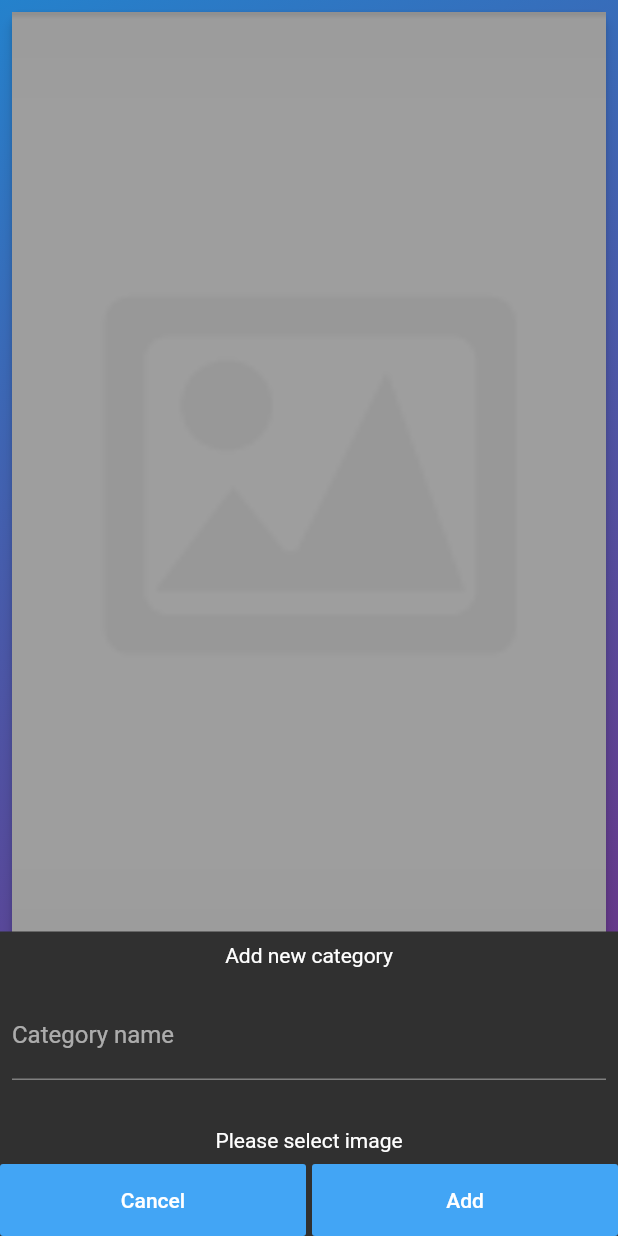
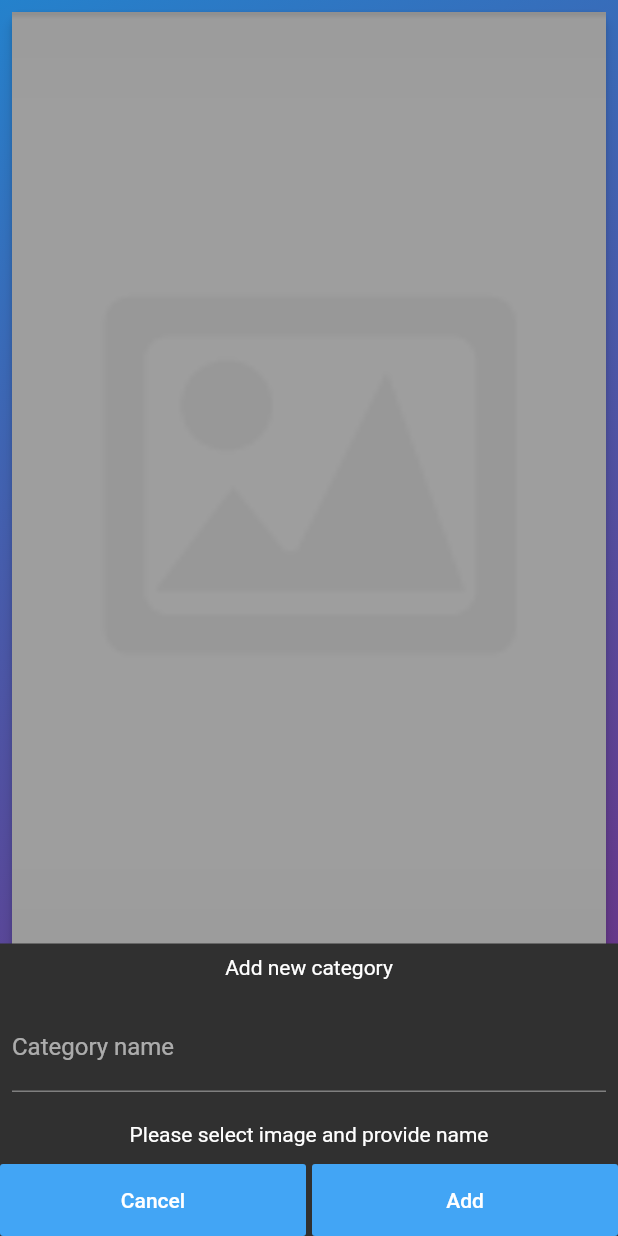
Before and after one commit to hoc081098/wallpaper-flutter, a Flutter app: the UploadPage screen opened directly, after a tap on the "add" icon, after a tap on "Add", on a phone screen of 412 x 824 dp. Run offline on Flutter 3.47's test engine with Material 2 defaults, Android fonts, the phone set to English and light mode, and no system bars; our stand-ins replace cloud_firestore, firebase_storage, image_picker, sqflite; missing offline and left inert: simple_permissions, zoomable_image; accounts and stored records are empty.

Commit message:
Split to many files

```diff
--- a/lib/database.dart
+++ b/lib/data/database.dart
@@ -3,7 +3,7 @@ import 'dart:async';
 import 'package:path/path.dart';
 import 'package:path_provider/path_provider.dart';
 import 'package:sqflite/sqflite.dart';
-import 'package:wallpaper/models.dart';
+import 'package:wallpaper/data/models/image_model.dart';
 
 class ImageDb {
   static const dbName = "images.db";
--- /dev/null
+++ b/lib/data/models/image_category_model.dart
@@ -0,0 +1,22 @@
+import 'package:meta/meta.dart';
+
+class ImageCategory {
+  final String id;
+  final String name;
+  final String imageUrl;
+
+  ImageCategory({this.id, this.name, this.imageUrl});
+
+  factory ImageCategory.fromJson(
+      {@required String id, @required Map<String, dynamic> json}) {
+    return ImageCategory(
+      id: id,
+      name: json['name'],
+      imageUrl: json['imageUrl'],
+    );
+  }
+
+  @override
+  String toString() =>
+      'ImageCategory{id: $id, name: $name, imageUrl: $imageUrl}';
+}
--- a/lib/models.dart
+++ b/lib/data/models/image_model.dart
@@ -45,24 +45,3 @@ class ImageModel {
   String toString() => 'ImageModel{id: $id, name: $name, imageUrl: $imageUrl,'
       ' thumbnailUrl: $thumbnailUrl, categoryId: $categoryId, uploadedTime: $uploadedTime}';
 }
-
-class ImageCategory {
-  final String id;
-  final String name;
-  final String imageUrl;
-
-  ImageCategory({this.id, this.name, this.imageUrl});
-
-  factory ImageCategory.fromJson(
-      {@required String id, @required Map<String, dynamic> json}) {
-    return ImageCategory(
-      id: id,
-      name: json['name'],
-      imageUrl: json['imageUrl'],
-    );
-  }
-
-  @override
-  String toString() =>
-      'ImageCategory{id: $id, name: $name, imageUrl: $imageUrl}';
-}
--- a/lib/image_list.dart
+++ b/lib/image_list.dart
@@ -2,8 +2,8 @@ import 'dart:async';
 
 import 'package:flutter/material.dart';
 import 'package:flutter_staggered_grid_view/flutter_staggered_grid_view.dart';
-import 'package:wallpaper/image_detail.dart';
-import 'package:wallpaper/models.dart';
+import 'package:wallpaper/data/models/image_model.dart';
+import 'package:wallpaper/screens/image_detail.dart';
 
 class ImageList extends StatelessWidget {
   final Stream<List<ImageModel>> stream;
--- a/lib/upload_page.dart
+++ b/lib/screens/upload_page.dart
@@ -10,8 +10,8 @@ import 'package:flutter/services.dart';
 import 'package:image_picker/image_picker.dart';
 import 'package:path/path.dart' as path;
 import 'package:uuid/uuid.dart';
-import 'package:wallpaper/main.dart';
-import 'package:wallpaper/models.dart';
+import 'package:wallpaper/constants.dart';
+import 'package:wallpaper/data/models/image_category_model.dart';
 
 class UploadPage extends StatefulWidget {
   @override
@@ -241,7 +241,7 @@ class _UploadPageState extends State<UploadPage> {
       final task1 =
           firebaseStorage.ref().child(uploadPath).putFile(_imageFile).future;
 
-      final uploadThumbnail = (Uint8List thumbnailBytes) {
+      final uploadThumbnail = (thumbnailBytes) {
         return firebaseStorage
             .ref()
             .child('uploadImages/${new Uuid().v1()}.png')
@@ -251,13 +251,18 @@ class _UploadPageState extends State<UploadPage> {
 
       final task2 = _imageFile
           .readAsBytes()
-          .then<Uint8List>((List<int> bytes) => Uint8List.fromList(bytes))
-          .then<Uint8List>((Uint8List bytes) =>
-      methodChannel.invokeMethod(resizeImage, <String, dynamic>{
+          .then((bytes) => Uint8List.fromList(bytes))
+          .then(
+            (bytes) =>
+            methodChannel.invokeMethod(
+              resizeImage,
+              <String, dynamic>{
                 'bytes': bytes,
-        'width': 360.0,
-        'height': 640.0,
-      }) as Future<Uint8List>)
+                'width': 360,
+                'height': 640,
+              },
+            ),
+      )
           .then(uploadThumbnail);
 
       final urls = await Future.wait([task1, task2]);
@@ -320,12 +325,9 @@ class _AddCategoryState extends State<AddCategory> {
           padding: const EdgeInsets.all(8.0),
           child: _buildTextField(),
         ),
+        _buildImagePreview(),
         new Padding(
-          padding: const EdgeInsets.all(8.0),
-          child: _buildImagePreview(),
-        ),
-        new Padding(
-          padding: const EdgeInsets.all(8.0),
+          padding: const EdgeInsets.all(12.0),
           child: _buildProgressOrMsgTextOrButtonChooseImage(),
         ),
         new Row(
@@ -375,11 +377,14 @@ class _AddCategoryState extends State<AddCategory> {
 
   Widget _buildImagePreview() {
     return _imageFile != null
-        ? new Image.file(
+        ? new Padding(
+      padding: const EdgeInsets.all(8.0),
+      child: new Image.file(
         _imageFile,
         width: 64.0,
         height: 64.0,
         fit: BoxFit.cover,
+      ),
           )
         : new Container();
   }
@@ -408,21 +413,24 @@ class _AddCategoryState extends State<AddCategory> {
 
     final task = await _imageFile
         .readAsBytes()
-        .then<Uint8List>((List<int> bytes) => Uint8List.fromList(bytes))
-        .then<Uint8List>((Uint8List bytes) =>
-    methodChannel.invokeMethod(resizeImage, <String, dynamic>{
+        .then((bytes) => Uint8List.fromList(bytes))
+        .then(
+          (bytes) =>
+          methodChannel.invokeMethod(
+            resizeImage,
+            <String, dynamic>{
               'bytes': bytes,
-      'width': 360.0,
-      'height': 360.0,
-    }) as Future<Uint8List>)
-        .then<UploadTaskSnapshot>(
-          (bytes) =>
+              'width': 360,
+              'height': 360,
+            },
+          ),
+    )
+        .then((bytes) =>
     firebaseStorage
         .ref()
         .child(uploadPath)
         .putData(bytes)
-          .future,
-    );
+        .future);
 
     await categoriesCollection.add(<String, String>{
       'name': _textController.text,
@@ -435,12 +443,17 @@ class _AddCategoryState extends State<AddCategory> {
   }
 
   bool _validate() {
+    final textIsEmpty = _textController.text.isEmpty;
+    if (_imageFile == null && textIsEmpty) {
+      _showMessage('Please select image and provide name');
+      return false;
+    }
     if (_imageFile == null) {
       _showMessage('Please select image');
       return false;
     }
-    if (_textController.text.isEmpty) {
-      _showMessage('Please provider name');
+    if (textIsEmpty) {
+      _showMessage('Please provide name');
       return false;
     }
     return true;
```
Also changed, not shown: lib/constants.dart (added, +48 -0 lines), lib/main.dart (+11 -153 lines), lib/screens/all_images_page.dart (added, +13 -0 lines), lib/screens/category_page.dart (renamed from lib/category_page.dart, +2 -12 lines), lib/screens/image_detail.dart (renamed from lib/image_detail.dart, +4 -15 lines), lib/screens/newest_image_page.dart (added, +19 -0 lines), lib/screens/recent_images_page.dart (added, +12 -0 lines), lib/screens/trending_images_page.dart (added, +71 -0 lines), lib/utils.dart (added, +26 -0 lines), 1 other file. Lines whose indentation alone changed are shown as unchanged.
